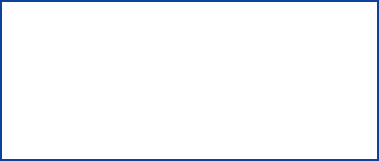
Above: parsec/core/gui/forms/message_dialog.ui from Scille/parsec-cloud before the change. Below: the same form after it.
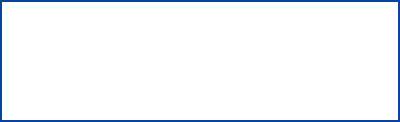
That is the form after the change. Icons and pictures are not drawn.

Commit message: [GUI] Fixed error message resizing

What changed in the file:
```diff
--- a/parsec/core/gui/forms/message_dialog.ui
+++ b/parsec/core/gui/forms/message_dialog.ui
@@ -6,8 +6,8 @@
    <rect>
     <x>0</x>
     <y>0</y>
-    <width>379</width>
-    <height>161</height>
+    <width>400</width>
+    <height>122</height>
    </rect>
   </property>
   <property name="sizePolicy">
@@ -18,8 +18,14 @@
   </property>
   <property name="minimumSize">
    <size>
-    <width>300</width>
-    <height>140</height>
+    <width>400</width>
+    <height>0</height>
+   </size>
+  </property>
+  <property name="maximumSize">
+   <size>
+    <width>400</width>
+    <height>16777215</height>
    </size>
   </property>
   <property name="windowTitle">
@@ -38,6 +44,9 @@
    <property name="spacing">
     <number>0</number>
    </property>
+   <property name="sizeConstraint">
+    <enum>QLayout::SetMinimumSize</enum>
+   </property>
    <property name="leftMargin">
     <number>0</number>
    </property>
@@ -80,6 +89,9 @@
       <property name="spacing">
        <number>0</number>
       </property>
+      <property name="sizeConstraint">
+       <enum>QLayout::SetMinimumSize</enum>
+      </property>
       <property name="leftMargin">
        <number>10</number>
       </property>
@@ -90,7 +102,7 @@
        <number>0</number>
       </property>
       <property name="bottomMargin">
-       <number>10</number>
+       <number>30</number>
       </property>
       <item>
        <layout class="QHBoxLayout" name="horizontalLayout" stretch="0,0">
@@ -185,8 +197,11 @@
         </item>
         <item>
          <layout class="QVBoxLayout" name="verticalLayout_2">
+          <property name="spacing">
+           <number>15</number>
+          </property>
           <property name="sizeConstraint">
-           <enum>QLayout::SetMaximumSize</enum>
+           <enum>QLayout::SetMinimumSize</enum>
           </property>
           <property name="leftMargin">
            <number>15</number>
@@ -220,7 +235,7 @@
           <item>
            <widget class="QLabel" name="label_message">
             <property name="sizePolicy">
-             <sizepolicy hsizetype="Expanding" vsizetype="Expanding">
+             <sizepolicy hsizetype="Preferred" vsizetype="MinimumExpanding">
               <horstretch>0</horstretch>
               <verstretch>0</verstretch>
              </sizepolicy>
```
